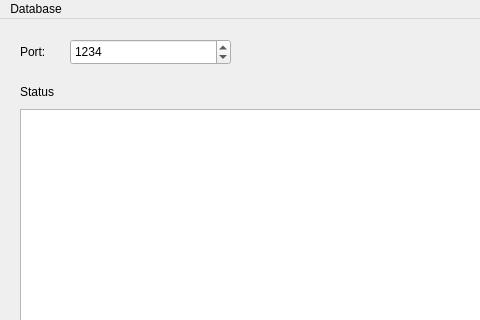
cosimo265598/Edilive, file MyserverEncrypt/mainwindow.ui: the form before one commit; both pictures show x 0 to 480 and y 0 to 320 of the 980 by 594 pixel window.
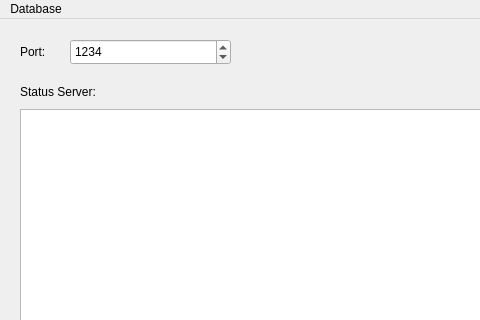
The form after the commit.

The edit to the form file:
```diff
--- a/MyserverEncrypt/mainwindow.ui
+++ b/MyserverEncrypt/mainwindow.ui
@@ -51,12 +51,12 @@
      <rect>
       <x>20</x>
       <y>60</y>
-      <width>51</width>
+      <width>111</width>
       <height>26</height>
      </rect>
     </property>
     <property name="text">
-     <string>Status</string>
+     <string>Status Server:</string>
     </property>
    </widget>
    <widget class="QWidget" name="layoutWidget">
```
Left out of the diff: 6 changed lines with no effect on the pictures.
